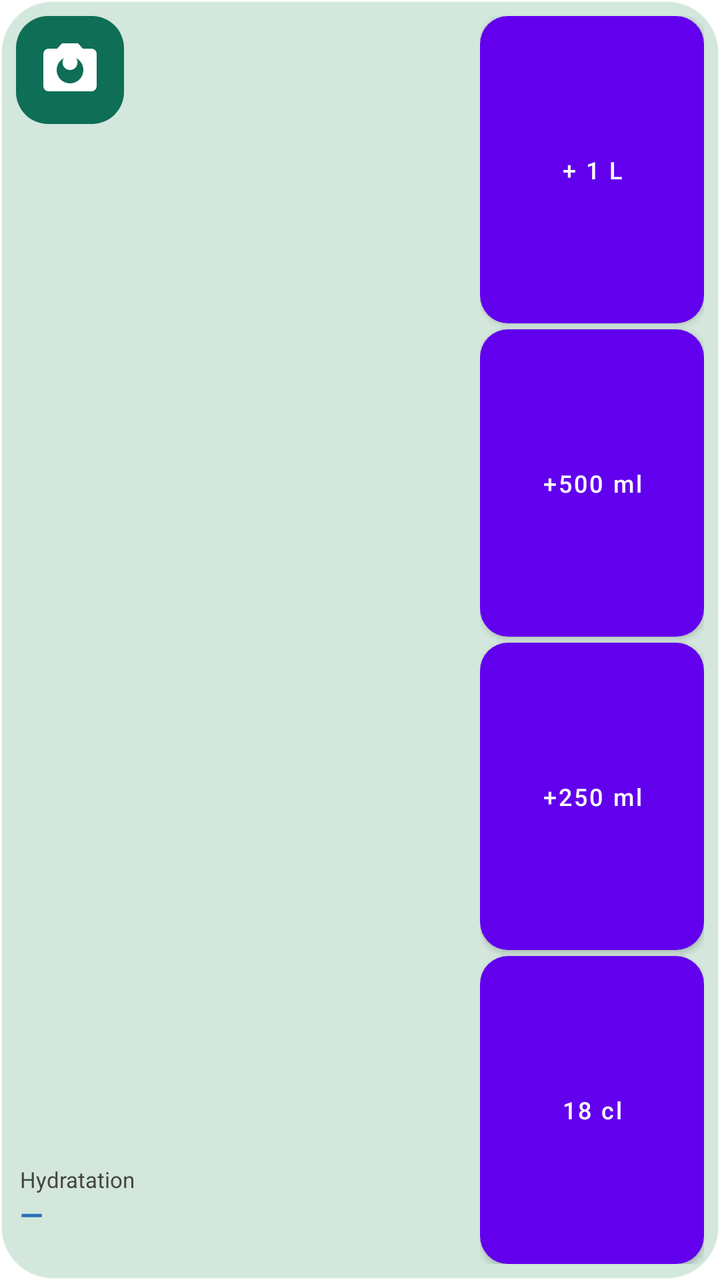
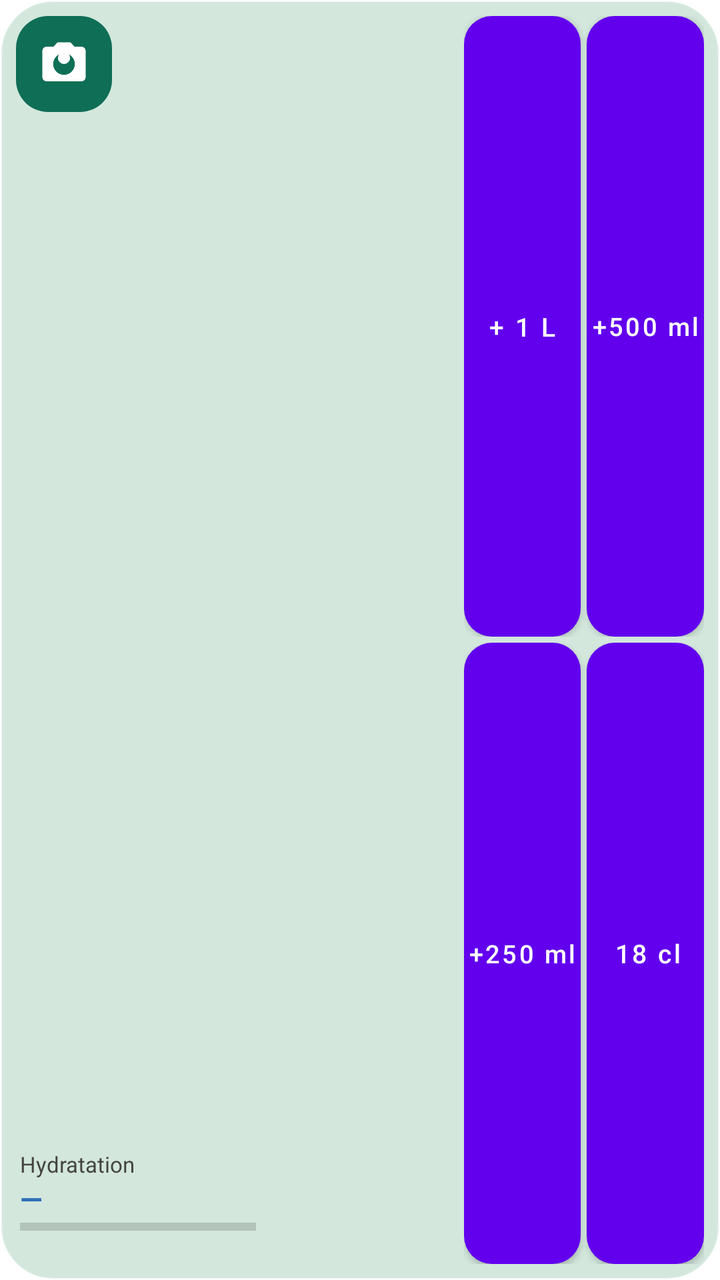

Two renders of the same Android screen: before a commit and after it. Below are the layout's source before the change and the commit's diff.
<!-- AndroidManifest.xml: fallback theme Theme.MaterialComponents.DayNight.NoActionBar -->
<!-- res/layout/widget_coach.xml -->
<?xml version="1.0" encoding="utf-8"?>
<LinearLayout xmlns:android="http://schemas.android.com/apk/res/android"
    android:id="@+id/widget_racine"
    android:layout_width="match_parent"
    android:layout_height="match_parent"
    android:background="@drawable/widget_fond"
    android:gravity="center_vertical"
    android:orientation="horizontal"
    android:padding="8dp">

    
    <FrameLayout
        android:layout_width="112dp"
        android:layout_height="match_parent">

        <ImageButton
            android:id="@+id/widget_photo"
            android:layout_width="54dp"
            android:layout_height="54dp"
            android:layout_gravity="top|start"
            android:background="@drawable/widget_photo"
            android:contentDescription="@string/widget_photo_description"
            android:padding="11dp"
            android:scaleType="fitCenter"
            android:src="@drawable/ic_camera" />

        <LinearLayout
            android:layout_width="match_parent"
            android:layout_height="wrap_content"
            android:layout_gravity="bottom|start"
            android:orientation="vertical"
            android:paddingStart="2dp">

            <TextView
                android:layout_width="wrap_content"
                android:layout_height="wrap_content"
                android:text="@string/widget_titre_eau"
                android:textColor="#45453F"
                android:textSize="11sp" />

            <TextView
                android:id="@+id/widget_eau"
                android:layout_width="wrap_content"
                android:layout_height="wrap_content"
                android:maxLines="1"
                android:text="—"
                android:textColor="#2F6FB8"
                android:textSize="15sp"
                android:textStyle="bold" />

            <TextView
                android:id="@+id/widget_bilan"
                android:layout_width="wrap_content"
                android:layout_height="wrap_content"
                android:maxLines="1"
                android:textColor="#2C2C2A"
                android:textSize="11sp" />
        </LinearLayout>
    </FrameLayout>

    
    <FrameLayout
        android:layout_width="0dp"
        android:layout_height="match_parent"
        android:layout_weight="1">

        <ImageView
            android:id="@+id/widget_anneaux"
            android:layout_width="96dp"
            android:layout_height="96dp"
            android:layout_gravity="center"
            android:contentDescription="@string/widget_anneaux_description"
            android:scaleType="fitCenter" />
    </FrameLayout>

    <LinearLayout
        android:layout_width="112dp"
        android:layout_height="match_parent"
        android:orientation="vertical">

        <Button
            android:id="@+id/widget_plus1000"
            android:layout_width="match_parent"
            android:layout_height="0dp"
            android:layout_marginBottom="3dp"
            android:layout_weight="1"
            android:background="@drawable/widget_bouton"
            android:contentDescription="@string/widget_ajouter_1000"
            android:minHeight="0dp"
            android:minWidth="0dp"
            android:padding="0dp"
            android:text="+ 1 L"
            android:textAllCaps="false"
            android:textColor="#FFFFFF"
            android:textSize="12sp" />

        <Button
            android:id="@+id/widget_plus500"
            android:layout_width="match_parent"
            android:layout_height="0dp"
            android:layout_marginBottom="3dp"
            android:layout_weight="1"
            android:background="@drawable/widget_bouton"
            android:contentDescription="@string/widget_ajouter_500"
            android:minHeight="0dp"
            android:minWidth="0dp"
            android:padding="0dp"
            android:text="+500 ml"
            android:textAllCaps="false"
            android:textColor="#FFFFFF"
            android:textSize="12sp" />

        <Button
            android:id="@+id/widget_plus250"
            android:layout_width="match_parent"
            android:layout_height="0dp"
            android:layout_marginBottom="3dp"
            android:layout_weight="1"
            android:background="@drawable/widget_bouton"
            android:contentDescription="@string/widget_ajouter_250"
            android:minHeight="0dp"
            android:minWidth="0dp"
            android:padding="0dp"
            android:text="+250 ml"
            android:textAllCaps="false"
            android:textColor="#FFFFFF"
            android:textSize="12sp" />

        <Button
            android:id="@+id/widget_plus180"
            android:layout_width="match_parent"
            android:layout_height="0dp"
            android:layout_weight="1"
            android:background="@drawable/widget_bouton"
            android:contentDescription="@string/widget_ajouter_180"
            android:drawableStart="@drawable/ic_verre"
            android:drawablePadding="4dp"
            android:minHeight="0dp"
            android:minWidth="0dp"
            android:paddingStart="14dp"
            android:paddingEnd="14dp"
            android:text="18 cl"
            android:textAllCaps="false"
            android:textColor="#FFFFFF"
            android:textSize="12sp" />
    </LinearLayout>
</LinearLayout>
<!-- resources referenced by this layout -->
<resources>
  <!-- drawable ic_camera (drawable) -->
  <?xml version="1.0" encoding="utf-8"?>
  <vector xmlns:android="http://schemas.android.com/apk/res/android"
      android:width="24dp"
      android:height="24dp"
      android:viewportWidth="24"
      android:viewportHeight="24">
      <path
          android:fillColor="#FFFFFF"
          android:pathData="M9,2L7.17,4H4c-1.1,0 -2,0.9 -2,2v12c0,1.1 0.9,2 2,2h16c1.1,0 2,-0.9 2,-2V6c0,-1.1 -0.9,-2 -2,-2h-3.17L15,2H9zM12,17c-2.76,0 -5,-2.24 -5,-5s2.24,-5 5,-5 5,2.24 5,5 -2.24,5 -5,5z" />
      <path
          android:fillColor="#FFFFFF"
          android:pathData="M12,9.2m-2.8,0a2.8,2.8 0,1 1,5.6 0a2.8,2.8 0,1 1,-5.6 0" />
  </vector>
  <!-- drawable ic_verre (drawable) -->
  <?xml version="1.0" encoding="utf-8"?>
  <vector xmlns:android="http://schemas.android.com/apk/res/android"
      android:width="20dp"
      android:height="20dp"
      android:viewportWidth="24"
      android:viewportHeight="24">
      <path
          android:fillColor="#FFFFFF"
          android:pathData="M6,3h12l-1.6,18H7.6z" />
  </vector>
  <!-- drawable widget_bouton (drawable) -->
  <?xml version="1.0" encoding="utf-8"?>
  <shape xmlns:android="http://schemas.android.com/apk/res/android"
      android:shape="rectangle">
      <solid android:color="#0F6E56" />
      <corners android:radius="14dp" />
  </shape>
  <!-- drawable widget_fond (drawable) -->
  <?xml version="1.0" encoding="utf-8"?>
  <shape xmlns:android="http://schemas.android.com/apk/res/android"
      android:shape="rectangle">
      <solid android:color="#D0C9E2D6" />
      <stroke
          android:width="1dp"
          android:color="#B3FFFFFF" />
      <corners android:radius="26dp" />
  </shape>
  <!-- drawable widget_photo (drawable) -->
  <?xml version="1.0" encoding="utf-8"?>
  <shape xmlns:android="http://schemas.android.com/apk/res/android"
      android:shape="rectangle">
      <solid android:color="#0F6E56" />
      <corners android:radius="16dp" />
  </shape>
  <string name="widget_ajouter_1000">Ajouter 1 litre d’eau</string>
  <string name="widget_ajouter_180">Ajouter 18 centilitres d’eau</string>
  <string name="widget_ajouter_250">Ajouter 250 millilitres d’eau</string>
  <string name="widget_ajouter_500">Ajouter 500 millilitres d’eau</string>
  <string name="widget_anneaux_description">Anneaux du jour : calories brûlées et mangées, protéines, eau</string>
  <string name="widget_photo_description">Photographier mon repas</string>
  <string name="widget_titre_eau">Hydratation</string>
</resources>

<!-- the commit's change to res/layout/widget_coach.xml (unified diff, before → after) -->
@@ -9,14 +9,17 @@
     android:padding="8dp">
 
     
+
+    
     <FrameLayout
-        android:layout_width="112dp"
-        android:layout_height="match_parent">
+        android:layout_width="0dp"
+        android:layout_height="match_parent"
+        android:layout_weight="1">
 
         <ImageButton
             android:id="@+id/widget_photo"
-            android:layout_width="54dp"
-            android:layout_height="54dp"
+            android:layout_width="48dp"
+            android:layout_height="48dp"
             android:layout_gravity="top|start"
             android:background="@drawable/widget_photo"
             android:contentDescription="@string/widget_photo_description"
@@ -40,19 +43,34 @@
 
             <TextView
                 android:id="@+id/widget_eau"
-                android:layout_width="wrap_content"
-                android:layout_height="wrap_content"
+                android:layout_width="match_parent"
+                android:layout_height="20dp"
+                android:autoSizeMaxTextSize="15sp"
+                android:autoSizeMinTextSize="9sp"
+                android:autoSizeTextType="uniform"
                 android:maxLines="1"
                 android:text="—"
                 android:textColor="#2F6FB8"
                 android:textSize="15sp"
                 android:textStyle="bold" />
 
+            
+            <ProgressBar
+                android:id="@+id/widget_eau_barre"
+                style="?android:attr/progressBarStyleHorizontal"
+                android:layout_width="match_parent"
+                android:layout_height="4dp"
+                android:layout_marginTop="2dp"
+                android:layout_marginBottom="2dp"
+                android:max="2000"
+                android:progress="0"
+                android:progressTint="#378ADD" />
+
             <TextView
                 android:id="@+id/widget_bilan"
                 android:layout_width="wrap_content"
                 android:layout_height="wrap_content"
-                android:maxLines="1"
+                android:maxLines="2"
                 android:textColor="#2C2C2A"
                 android:textSize="11sp" />
         </LinearLayout>
@@ -62,86 +80,120 @@
     <FrameLayout
         android:layout_width="0dp"
         android:layout_height="match_parent"
-        android:layout_weight="1">
+        android:layout_marginStart="4dp"
+        android:layout_marginEnd="4dp"
+        android:layout_weight="0.8">
 
         <ImageView
             android:id="@+id/widget_anneaux"
-            android:layout_width="96dp"
-            android:layout_height="96dp"
+            android:layout_width="match_parent"
+            android:layout_height="match_parent"
             android:layout_gravity="center"
             android:contentDescription="@string/widget_anneaux_description"
             android:scaleType="fitCenter" />
     </FrameLayout>
 
+    
     <LinearLayout
-        android:layout_width="112dp"
+        android:layout_width="0dp"
         android:layout_height="match_parent"
+        android:layout_weight="1"
         android:orientation="vertical">
 
-        <Button
-            android:id="@+id/widget_plus1000"
+        <LinearLayout
             android:layout_width="match_parent"
             android:layout_height="0dp"
             android:layout_marginBottom="3dp"
             android:layout_weight="1"
-            android:background="@drawable/widget_bouton"
-            android:contentDescription="@string/widget_ajouter_1000"
-            android:minHeight="0dp"
-            android:minWidth="0dp"
-            android:padding="0dp"
-            android:text="+ 1 L"
-            android:textAllCaps="false"
-            android:textColor="#FFFFFF"
-            android:textSize="12sp" />
+            android:orientation="horizontal">
 
-        <Button
-            android:id="@+id/widget_plus500"
-            android:layout_width="match_parent"
-            android:layout_height="0dp"
-            android:layout_marginBottom="3dp"
-            android:layout_weight="1"
-            android:background="@drawable/widget_bouton"
-            android:contentDescription="@string/widget_ajouter_500"
-            android:minHeight="0dp"
-            android:minWidth="0dp"
-            android:padding="0dp"
-            android:text="+500 ml"
-            android:textAllCaps="false"
-            android:textColor="#FFFFFF"
-            android:textSize="12sp" />
+            <Button
+                android:id="@+id/widget_plus1000"
+                android:layout_width="0dp"
+                android:layout_height="match_parent"
+                android:layout_marginEnd="3dp"
+                android:layout_weight="1"
+                android:autoSizeMaxTextSize="13sp"
+                android:autoSizeMinTextSize="8sp"
+                android:autoSizeTextType="uniform"
+                android:background="@drawable/widget_bouton"
+                android:contentDescription="@string/widget_ajouter_1000"
+                android:maxLines="1"
+                android:minHeight="0dp"
+                android:minWidth="0dp"
+                android:padding="2dp"
+                android:text="+ 1 L"
+                android:textAllCaps="false"
+                android:textColor="#FFFFFF"
+                android:textSize="13sp" />
 
-        <Button
-            android:id="@+id/widget_plus250"
-            android:layout_width="match_parent"
-            android:layout_height="0dp"
-            android:layout_marginBottom="3dp"
-            android:layout_weight="1"
-            android:background="@drawable/widget_bouton"
-            android:contentDescription="@string/widget_ajouter_250"
-            android:minHeight="0dp"
-            android:minWidth="0dp"
-            android:padding="0dp"
-            android:text="+250 ml"
-            android:textAllCaps="false"
-            android:textColor="#FFFFFF"
-            android:textSize="12sp" />
+            <Button
+                android:id="@+id/widget_plus500"
+                android:layout_width="0dp"
+                android:layout_height="match_parent"
+                android:layout_weight="1"
+                android:autoSizeMaxTextSize="13sp"
+                android:autoSizeMinTextSize="8sp"
+                android:autoSizeTextType="uniform"
+                android:background="@drawable/widget_bouton"
+                android:contentDescription="@string/widget_ajouter_500"
+                android:maxLines="1"
+                android:minHeight="0dp"
+                android:minWidth="0dp"
+                android:padding="2dp"
+                android:text="+500 ml"
+                android:textAllCaps="false"
+                android:textColor="#FFFFFF"
+                android:textSize="13sp" />
+        </LinearLayout>
 
-        <Button
-            android:id="@+id/widget_plus180"
+        <LinearLayout
             android:layout_width="match_parent"
             android:layout_height="0dp"
             android:layout_weight="1"
-            android:background="@drawable/widget_bouton"
-            android:contentDescription="@string/widget_ajouter_180"
-            android:drawableStart="@drawable/ic_verre"
-            android:drawablePadding="4dp"
-            android:minHeight="0dp"
-            android:minWidth="0dp"
-            android:paddingStart="14dp"
-            android:paddingEnd="14dp"
-            android:text="18 cl"
-            android:textAllCaps="false"
-            android:textColor="#FFFFFF"
-            android:textSize="12sp" />
+            android:orientation="horizontal">
+
+            <Button
+                android:id="@+id/widget_plus250"
+                android:layout_width="0dp"
+                android:layout_height="match_parent"
+                android:layout_marginEnd="3dp"
+                android:layout_weight="1"
+                android:autoSizeMaxTextSize="13sp"
+                android:autoSizeMinTextSize="8sp"
+                android:autoSizeTextType="uniform"
+                android:background="@drawable/widget_bouton"
+                android:contentDescription="@string/widget_ajouter_250"
+                android:maxLines="1"
+                android:minHeight="0dp"
+                android:minWidth="0dp"
+                android:padding="2dp"
+                android:text="+250 ml"
+                android:textAllCaps="false"
+                android:textColor="#FFFFFF"
+                android:textSize="13sp" />
+
+            <Button
+                android:id="@+id/widget_plus180"
+                android:layout_width="0dp"
+                android:layout_height="match_parent"
+                android:layout_weight="1"
+                android:autoSizeMaxTextSize="13sp"
+                android:autoSizeMinTextSize="8sp"
+                android:autoSizeTextType="uniform"
+                android:background="@drawable/widget_bouton"
+                android:contentDescription="@string/widget_ajouter_180"
+                android:drawableStart="@drawable/ic_verre"
+                android:drawablePadding="2dp"
+                android:maxLines="1"
+                android:minHeight="0dp"
+                android:minWidth="0dp"
+                android:paddingStart="6dp"
+                android:paddingEnd="4dp"
+                android:text="18 cl"
+                android:textAllCaps="false"
+                android:textColor="#FFFFFF"
+                android:textSize="13sp" />
+        </LinearLayout>
     </LinearLayout>
 </LinearLayout>
<!-- resource entries referenced after the edit -->
@@ -53,7 +53,7 @@
   <string name="widget_ajouter_180">Ajouter 18 centilitres d’eau</string>
   <string name="widget_ajouter_250">Ajouter 250 millilitres d’eau</string>
   <string name="widget_ajouter_500">Ajouter 500 millilitres d’eau</string>
-  <string name="widget_anneaux_description">Anneaux du jour : calories brûlées et mangées, protéines, eau</string>
+  <string name="widget_anneaux_description">Anneaux du jour : calories brûlées et mangées, protéines</string>
   <string name="widget_photo_description">Photographier mon repas</string>
   <string name="widget_titre_eau">Hydratation</string>
 </resources>
